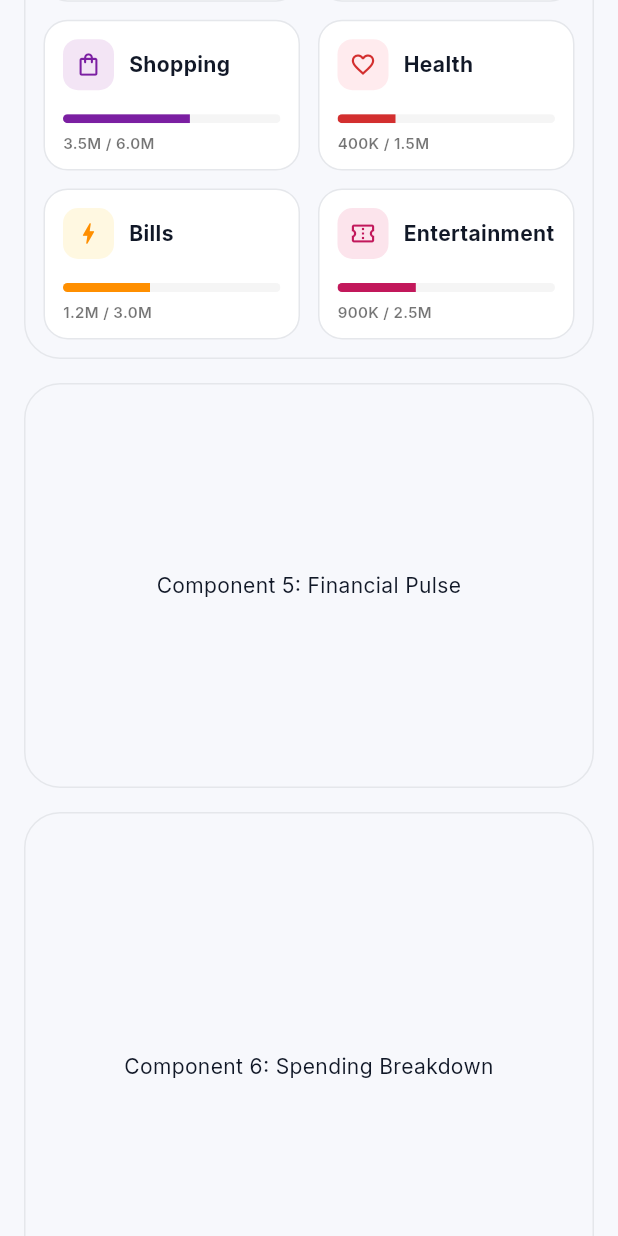
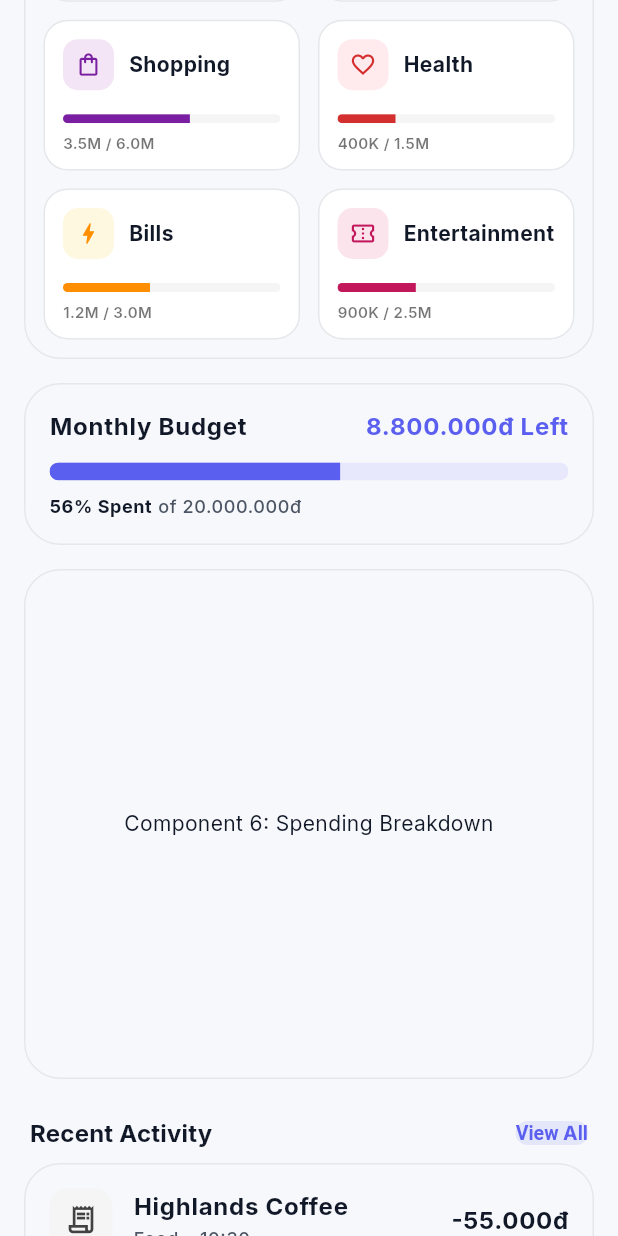
Before and after one commit to dgwhan/spendio-expense-tracker, a Flutter app: the DashboardScreen screen opened directly, scrolled down 576 dp, on a phone screen of 412 x 824 dp. Run offline on Flutter 3.47's test engine with Material 3 defaults, Android fonts, the phone set to English and light mode, and no system bars; our stand-ins replace cloud_firestore, firebase_auth, firebase_core, google_fonts, sqflite, sqflite_common_ffi and 1 more; accounts and stored records are empty; generated files the repository leaves out were written again; network calls fail.

Commit message:
fetch(dashboard): build monthly budget progress UI

```diff
--- a/lib/features/dashboard/datasource/mock/dashboard_mock_data.dart
+++ b/lib/features/dashboard/datasource/mock/dashboard_mock_data.dart
@@ -1,5 +1,6 @@
 import 'package:spend_io_app/features/dashboard/datasource/models/budget_category_model.dart';
 import 'package:spend_io_app/features/dashboard/datasource/models/dashboard_summary_model.dart';
+import 'package:spend_io_app/features/dashboard/datasource/models/monthly_budget_model.dart';
 import 'package:spend_io_app/features/dashboard/datasource/models/recent_transaction_model.dart';
 
 class DashboardMockData {
@@ -89,4 +90,10 @@ class DashboardMockData {
       icon: '',
     ),
   ];
+
+  static const monthlyBudget = MonthlyBudgetModel(
+    totalBudget: 20000000,
+    totalSpent: 11200000,
+    monthName: 'June',
+  );
 }
--- /dev/null
+++ b/lib/features/dashboard/datasource/models/monthly_budget_model.dart
@@ -0,0 +1,17 @@
+class MonthlyBudgetModel {
+  final double totalBudget;
+  final double totalSpent;
+  final String monthName;
+
+  const MonthlyBudgetModel({
+    required this.totalBudget,
+    required this.totalSpent,
+    required this.monthName,
+  });
+
+  //tính số tiền còn lại
+  double get remaining => totalBudget - totalSpent;
+
+  // tính tỷ lệ phần trăm đã tiêu
+  double get progress => totalBudget > 0 ? (totalSpent / totalBudget) : 0.0;
+}
--- a/lib/features/dashboard/presentation/screens/dashboard_screen.dart
+++ b/lib/features/dashboard/presentation/screens/dashboard_screen.dart
@@ -4,6 +4,7 @@ import 'package:spend_io_app/features/dashboard/presentation/widgets/app_header/
 import 'package:spend_io_app/features/dashboard/presentation/widgets/balance_summary/balance_summary_card.dart';
 import 'package:spend_io_app/features/dashboard/datasource/mock/dashboard_mock_data.dart';
 import 'package:spend_io_app/features/dashboard/presentation/widgets/budget_categories/budget_categories_grid.dart';
+import 'package:spend_io_app/features/dashboard/presentation/widgets/monthly_budget/monthly_budget_progress.dart';
 import 'package:spend_io_app/features/dashboard/presentation/widgets/quick_actions/quick_actions_grid.dart';
 import 'package:spend_io_app/features/dashboard/presentation/widgets/recent_activity/recent_activity_section.dart';
 
@@ -87,20 +88,8 @@ class DashboardScreen extends StatelessWidget {
                 padding:
                     const EdgeInsets.symmetric(horizontal: 16.0, vertical: 8.0),
                 sliver: SliverToBoxAdapter(
-                  child: Container(
-                    height: 270,
-                    decoration: BoxDecoration(
-                      color: AppColors.backgroundLight,
-                      borderRadius: BorderRadius.circular(24),
-                      border: Border.all(color: AppColors.borderLight),
-                    ),
-                    child: const Center(
-                      child: Text(
-                        'Component 5: Financial Pulse',
-                        textAlign: TextAlign.center,
-                        style: TextStyle(color: AppColors.textPrimaryLight),
-                      ),
-                    ),
+                  child: MonthlyBudgetProgress(
+                    budget: DashboardMockData.monthlyBudget,
                   ),
                 ),
               ),
--- /dev/null
+++ b/lib/features/dashboard/presentation/widgets/monthly_budget/monthly_budget_progress.dart
@@ -0,0 +1,36 @@
+import 'package:flutter/material.dart';
+import 'package:spend_io_app/core/utils/currency_formatter.dart';
+import 'package:spend_io_app/features/dashboard/datasource/models/monthly_budget_model.dart';
+import 'package:spend_io_app/features/dashboard/presentation/widgets/shared/dashboard_section_container.dart';
+import 'widgets/budget_progress_bar.dart';
+
+class MonthlyBudgetProgress extends StatelessWidget {
+  final MonthlyBudgetModel budget;
+
+  const MonthlyBudgetProgress({
+    super.key,
+    required this.budget,
+  });
+
+  @override
+  Widget build(BuildContext context) {
+    final String remainingText =
+        '${CurrencyFormatter.format(budget.remaining)} Left';
+    final String spentPercentText =
+        '${(budget.progress * 100).toStringAsFixed(0)}% Spent';
+    final String totalBudgetText =
+        'of ${CurrencyFormatter.format(budget.totalBudget)}';
+
+    final double safeProgress = budget.progress.clamp(0.0, 1.0);
+
+    return DashboardSectionContainer(
+      padding: const EdgeInsets.all(16.0),
+      child: BudgetProgressBar(
+        progress: safeProgress,
+        remainingText: remainingText,
+        spentPercentText: spentPercentText,
+        totalBudgetText: totalBudgetText,
+      ),
+    );
+  }
+}
--- /dev/null
+++ b/lib/features/dashboard/presentation/widgets/monthly_budget/widgets/budget_progress_bar.dart
@@ -0,0 +1,78 @@
+import 'package:flutter/material.dart';
+import 'package:spend_io_app/core/constants/app_colors.dart';
+
+class BudgetProgressBar extends StatelessWidget {
+  final double progress;
+  final String remainingText;
+  final String spentPercentText;
+  final String totalBudgetText;
+
+  const BudgetProgressBar({
+    super.key,
+    required this.progress,
+    required this.remainingText,
+    required this.spentPercentText,
+    required this.totalBudgetText,
+  });
+
+  @override
+  Widget build(BuildContext context) {
+    return Column(
+      crossAxisAlignment: CrossAxisAlignment.start,
+      mainAxisSize: MainAxisSize.min,
+      children: [
+        Row(
+          mainAxisAlignment: MainAxisAlignment.spaceBetween,
+          children: [
+            Text(
+              'Monthly Budget',
+              style: Theme.of(context).textTheme.bodyLarge?.copyWith(
+                    fontWeight: FontWeight.bold,
+                    color: AppColors.textPrimaryLight,
+                  ),
+            ),
+            Text(
+              remainingText,
+              style: Theme.of(context).textTheme.bodyLarge?.copyWith(
+                    fontWeight: FontWeight.bold,
+                    color: AppColors.primary,
+                  ),
+            ),
+          ],
+        ),
+        const SizedBox(height: 12),
+        ClipRRect(
+          borderRadius: BorderRadius.circular(8),
+          child: LinearProgressIndicator(
+            value: progress,
+            minHeight: 12,
+            backgroundColor:
+                (AppColors.primary ?? Colors.blue).withOpacity(0.1),
+            valueColor: const AlwaysStoppedAnimation<Color>(AppColors.primary),
+          ),
+        ),
+        const SizedBox(height: 10),
+        Row(
+          mainAxisAlignment: MainAxisAlignment.start,
+          children: [
+            Text(
+              spentPercentText,
+              style: Theme.of(context).textTheme.bodySmall?.copyWith(
+                    fontWeight: FontWeight.bold,
+                    color: AppColors.textPrimaryLight,
+                  ),
+            ),
+            const SizedBox(width: 4),
+            Text(
+              totalBudgetText,
+              style: Theme.of(context).textTheme.bodySmall?.copyWith(
+                    color: AppColors.textSecondaryLight,
+                    fontWeight: FontWeight.w500,
+                  ),
+            ),
+          ],
+        ),
+      ],
+    );
+  }
+}
```
